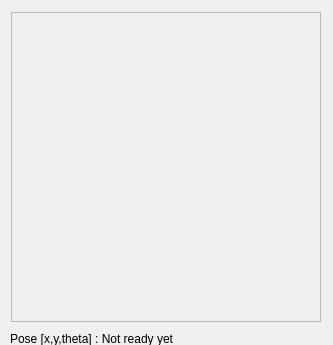
Old version of the form stdr_gui/ui/robotVisualization.ui in the repository stdr-simulator-ros-pkg/stdr_simulator.
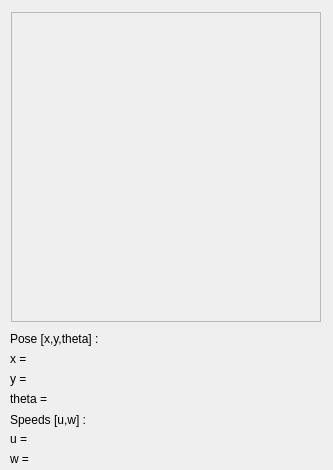
New version of the form.

Commit message: Robot visualizer fixed

The edit to the form file:
```diff
--- a/stdr_gui/ui/robotVisualization.ui
+++ b/stdr_gui/ui/robotVisualization.ui
@@ -7,7 +7,7 @@
     <x>0</x>
     <y>0</y>
     <width>333</width>
-    <height>345</height>
+    <height>470</height>
    </rect>
   </property>
   <property name="sizePolicy">
@@ -19,13 +19,13 @@
   <property name="minimumSize">
    <size>
     <width>333</width>
-    <height>345</height>
+    <height>470</height>
    </size>
   </property>
   <property name="maximumSize">
    <size>
     <width>333</width>
-    <height>345</height>
+    <height>470</height>
    </size>
   </property>
   <property name="windowTitle">
@@ -69,20 +69,85 @@
     </rect>
    </property>
    <property name="text">
-    <string>Pose [x,y,theta] : Not ready yet</string>
+    <string>Pose [x,y,theta] : </string>
    </property>
   </widget>
   <widget class="QLabel" name="robotSpeeds">
    <property name="geometry">
     <rect>
      <x>10</x>
-     <y>352</y>
+     <y>411</y>
      <width>311</width>
      <height>17</height>
     </rect>
    </property>
    <property name="text">
-    <string>Speeds [u,w] : Not ready yet</string>
+    <string>Speeds [u,w] : </string>
+   </property>
+  </widget>
+  <widget class="QLabel" name="robotPoseX">
+   <property name="geometry">
+    <rect>
+     <x>10</x>
+     <y>350</y>
+     <width>311</width>
+     <height>17</height>
+    </rect>
+   </property>
+   <property name="text">
+    <string>x = </string>
+   </property>
+  </widget>
+  <widget class="QLabel" name="robotPoseY">
+   <property name="geometry">
+    <rect>
+     <x>10</x>
+     <y>370</y>
+     <width>311</width>
+     <height>17</height>
+    </rect>
+   </property>
+   <property name="text">
+    <string>y = </string>
+   </property>
+  </widget>
+  <widget class="QLabel" name="robotPoseTheta">
+   <property name="geometry">
+    <rect>
+     <x>10</x>
+     <y>390</y>
+     <width>311</width>
+     <height>17</height>
+    </rect>
+   </property>
+   <property name="text">
+    <string>theta = </string>
+   </property>
+  </widget>
+  <widget class="QLabel" name="robotSpeedLinear">
+   <property name="geometry">
+    <rect>
+     <x>10</x>
+     <y>430</y>
+     <width>311</width>
+     <height>17</height>
+    </rect>
+   </property>
+   <property name="text">
+    <string>u = </string>
+   </property>
+  </widget>
+  <widget class="QLabel" name="robotSpeedAngular">
+   <property name="geometry">
+    <rect>
+     <x>10</x>
+     <y>450</y>
+     <width>311</width>
+     <height>17</height>
+    </rect>
+   </property>
+   <property name="text">
+    <string>w = </string>
    </property>
   </widget>
  </widget>
```
The commit also changes 6 other files.
